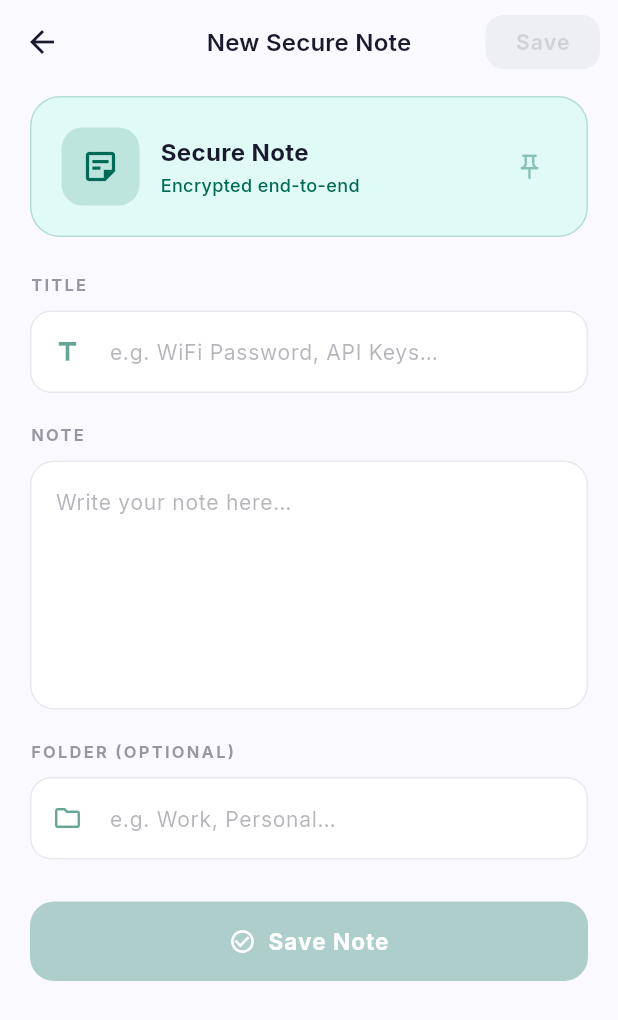
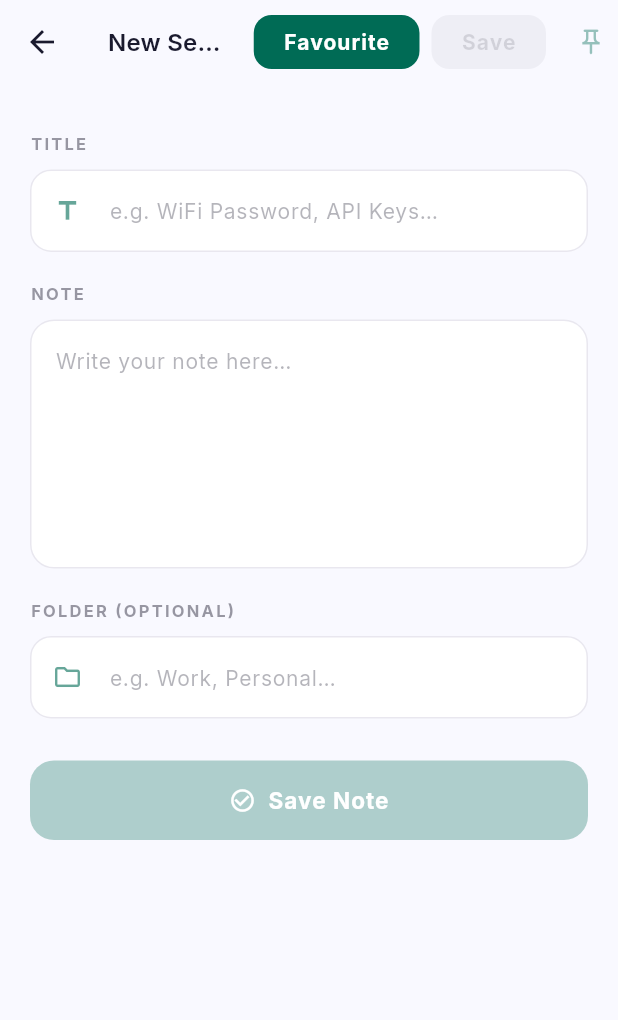
Before and after one commit to Sneha-Jain-Bilala/1Password, a Flutter app: the AddNoteScreen screen opened by its route, on a phone screen of 412 x 824 dp. Shown: the top 1020 px of the screen. Run offline on Flutter 3.47's test engine with Material 3 defaults, Android fonts, the light colour scheme and no system bars; our stand-ins replace flutter_riverpod, go_router, google_fonts, riverpod_annotation; missing offline and left inert: ml_card_scanner; generated files the repository leaves out were written again.

Commit message:
favourite_icon

```diff
--- a/lib/screens/add_note_screen.dart
+++ b/lib/screens/add_note_screen.dart
@@ -37,7 +37,9 @@ class _AddNoteScreenState extends ConsumerState<AddNoteScreen> {
       type: VaultItemType.secureNote,
       serviceName: _titleCtrl.text.trim(),
       notes: _contentCtrl.text.trim(),
-      folderName: _folderCtrl.text.trim().isEmpty ? null : _folderCtrl.text.trim(),
+      folderName: _folderCtrl.text.trim().isEmpty
+          ? null
+          : _folderCtrl.text.trim(),
       createdAt: DateTime.now(),
       updatedAt: DateTime.now(),
     );
@@ -69,8 +71,10 @@ class _AddNoteScreenState extends ConsumerState<AddNoteScreen> {
           elevation: 0,
           scrolledUnderElevation: 0,
           leading: IconButton(
-            icon: Icon(Icons.arrow_back,
-                color: isDark ? const Color(0xFFC4C0FF) : const Color(0xFF1A1A2E)),
+            icon: Icon(
+              Icons.arrow_back,
+              color: isDark ? const Color(0xFFC4C0FF) : const Color(0xFF1A1A2E),
+            ),
             onPressed: () => context.pop(),
           ),
           title: Text(
@@ -82,78 +86,67 @@ class _AddNoteScreenState extends ConsumerState<AddNoteScreen> {
           ),
           centerTitle: true,
           actions: [
+            // Favourite button
+            Padding(
+              padding: const EdgeInsets.only(right: 8),
+              child: ElevatedButton(
+                onPressed: () {},
+                style: ElevatedButton.styleFrom(
+                  backgroundColor: iconColor,
+                  foregroundColor: Colors.white,
+                  padding: const EdgeInsets.symmetric(
+                    horizontal: 20,
+                    vertical: 8,
+                  ),
+                  shape: RoundedRectangleBorder(
+                    borderRadius: BorderRadius.circular(12),
+                  ),
+                  minimumSize: Size.zero,
+                  tapTargetSize: MaterialTapTargetSize.shrinkWrap,
+                  elevation: 0,
+                ),
+                child: const Text(
+                  'Favourite',
+                  style: TextStyle(
+                    fontWeight: FontWeight.w700,
+                    fontSize: 14,
+                  ),
+                ),
+              ),
+            ),
+
+            // Save button
             Padding(
               padding: const EdgeInsets.only(right: 12),
-              child: ListenableBuilder(
-                listenable: _titleCtrl,
-                builder: (context, _) => Opacity(
+              child: Opacity(
                 opacity: _canSave ? 1.0 : 0.4,
                 child: ElevatedButton(
                   onPressed: _canSave ? _save : null,
                   style: ElevatedButton.styleFrom(
-                      backgroundColor: isDark ? _kTeal : _kTealDark,
-                      foregroundColor: isDark ? Colors.black : Colors.white,
-                      padding: const EdgeInsets.symmetric(horizontal: 20, vertical: 8),
-                      shape: RoundedRectangleBorder(borderRadius: BorderRadius.circular(12)),
+                    backgroundColor: iconColor,
+                    foregroundColor: Colors.white,
+                    padding: const EdgeInsets.symmetric(
+                      horizontal: 20,
+                      vertical: 8,
+                    ),
+                    shape: RoundedRectangleBorder(
+                      borderRadius: BorderRadius.circular(12),
+                    ),
                     minimumSize: Size.zero,
                     tapTargetSize: MaterialTapTargetSize.shrinkWrap,
                     elevation: 0,
                   ),
-                    child: const Text('Save', style: TextStyle(fontWeight: FontWeight.w700, fontSize: 14)),
+                  child: const Text(
+                    'Save',
+                    style: TextStyle(
+                      fontWeight: FontWeight.w700,
+                      fontSize: 14,
                     ),
                   ),
                 ),
               ),
-          ],
             ),
-        body: ListView(
-          padding: const EdgeInsets.fromLTRB(20, 8, 20, 100),
-          children: [
-            // Header card
-            Container(
-              padding: const EdgeInsets.all(20),
-              decoration: BoxDecoration(
-                color: isDark ? const Color(0xFF132922) : const Color(0xFFE0FAF5),
-                borderRadius: BorderRadius.circular(20),
-                border: Border.all(
-                  color: iconColor.withValues(alpha: isDark ? 0.3 : 0.2),
-                ),
-              ),
-              child: Row(
-                children: [
-                  Container(
-                    width: 52, height: 52,
-                    decoration: BoxDecoration(
-                      color: iconColor.withValues(alpha: 0.15),
-                      borderRadius: BorderRadius.circular(14),
-                    ),
-                    child: Icon(Icons.sticky_note_2_outlined, color: iconColor, size: 26),
-                  ),
-                  const SizedBox(width: 14),
-                  Expanded(
-                    child: Column(
-                      crossAxisAlignment: CrossAxisAlignment.start,
-                      children: [
-                        Text(
-                          'Secure Note',
-                          style: TextStyle(
-                            fontWeight: FontWeight.w700,
-                            fontSize: 16,
-                            color: isDark ? const Color(0xFFE5E0EE) : const Color(0xFF1A1A2E),
-                          ),
-                        ),
-                        const SizedBox(height: 2),
-                        Text(
-                          'Encrypted end-to-end',
-                          style: TextStyle(
-                            fontSize: 12,
-                            color: iconColor,
-                            fontWeight: FontWeight.w500,
-                          ),
-                        ),
-                      ],
-                    ),
-                  ),
+
             // Pin toggle
             GestureDetector(
               onTap: () => setState(() => _isPinned = !_isPinned),
@@ -168,14 +161,18 @@ class _AddNoteScreenState extends ConsumerState<AddNoteScreen> {
                 ),
                 child: Icon(
                   _isPinned ? Icons.push_pin : Icons.push_pin_outlined,
-                        color: _isPinned ? iconColor : iconColor.withValues(alpha: 0.4),
+                  color: _isPinned
+                      ? iconColor
+                      : iconColor.withValues(alpha: 0.4),
                   size: 20,
                 ),
               ),
             ),
           ],
         ),
-            ),
+        body: ListView(
+          padding: const EdgeInsets.fromLTRB(20, 8, 20, 100),
+          children: [
             const SizedBox(height: 24),
 
             // Title field
@@ -209,7 +206,9 @@ class _AddNoteScreenState extends ConsumerState<AddNoteScreen> {
                 minLines: 6,
                 style: TextStyle(
                   fontSize: 14,
-                  color: isDark ? const Color(0xFFE5E0EE) : const Color(0xFF1A1A2E),
+                  color: isDark
+                      ? const Color(0xFFE5E0EE)
+                      : const Color(0xFF1A1A2E),
                   height: 1.6,
                 ),
                 decoration: InputDecoration(
@@ -244,8 +243,11 @@ class _AddNoteScreenState extends ConsumerState<AddNoteScreen> {
               width: double.infinity,
               child: ElevatedButton.icon(
                 onPressed: _canSave ? _save : null,
-                icon: Icon(Icons.check_circle_outline, size: 18,
-                    color: isDark ? Colors.black : Colors.white),
+                icon: Icon(
+                  Icons.check_circle_outline,
+                  size: 18,
+                  color: isDark ? Colors.black : Colors.white,
+                ),
                 label: Text(
                   'Save Note',
                   style: TextStyle(
@@ -256,9 +258,12 @@ class _AddNoteScreenState extends ConsumerState<AddNoteScreen> {
                 ),
                 style: ElevatedButton.styleFrom(
                   backgroundColor: isDark ? _kTeal : _kTealDark,
-                  disabledBackgroundColor: (isDark ? _kTeal : _kTealDark).withValues(alpha: 0.3),
+                  disabledBackgroundColor: (isDark ? _kTeal : _kTealDark)
+                      .withValues(alpha: 0.3),
                   padding: const EdgeInsets.symmetric(vertical: 16),
-                  shape: RoundedRectangleBorder(borderRadius: BorderRadius.circular(16)),
+                  shape: RoundedRectangleBorder(
+                    borderRadius: BorderRadius.circular(16),
+                  ),
                   elevation: 0,
                 ),
               ),
@@ -331,9 +336,16 @@ class _NoteField extends StatelessWidget {
                 : const Color(0xFF464555).withValues(alpha: 0.4),
             fontSize: 14,
           ),
-          prefixIcon: Icon(icon, color: iconColor.withValues(alpha: 0.6), size: 20),
+          prefixIcon: Icon(
+            icon,
+            color: iconColor.withValues(alpha: 0.6),
+            size: 20,
+          ),
           border: InputBorder.none,
-          contentPadding: const EdgeInsets.symmetric(vertical: 16, horizontal: 4),
+          contentPadding: const EdgeInsets.symmetric(
+            vertical: 16,
+            horizontal: 4,
+          ),
         ),
       ),
     );
```
Also changed, not shown: lib/screens/add_address_screen.dart (+108 -26 lines), lib/screens/add_card_screen.dart (+33 -9 lines), lib/screens/add_password_screen.dart (+99 -57 lines), pubspec.lock. Lines whose indentation alone changed are shown as unchanged.
